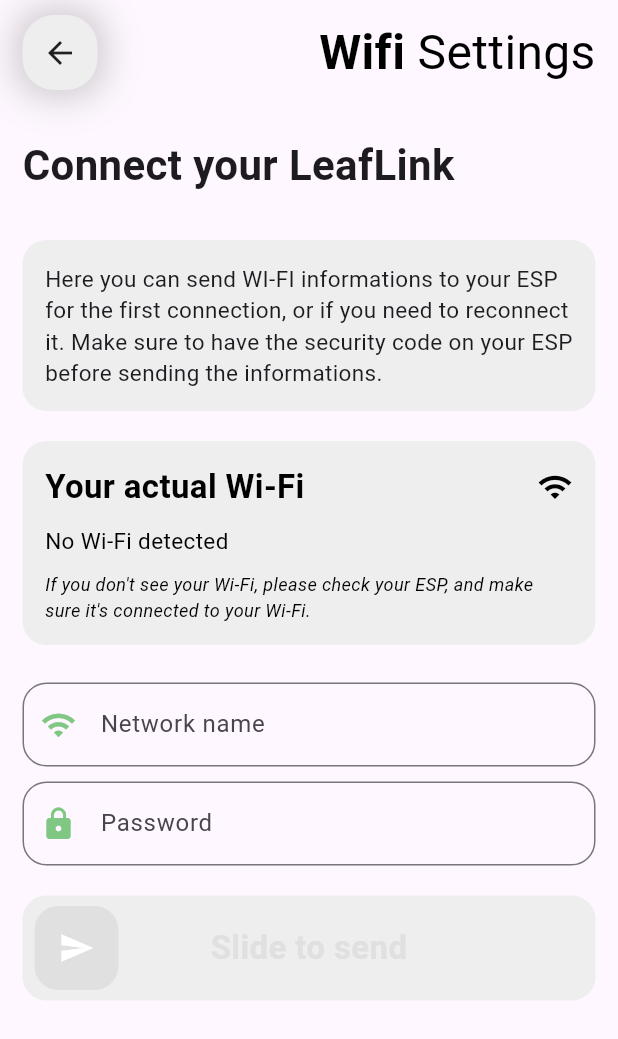
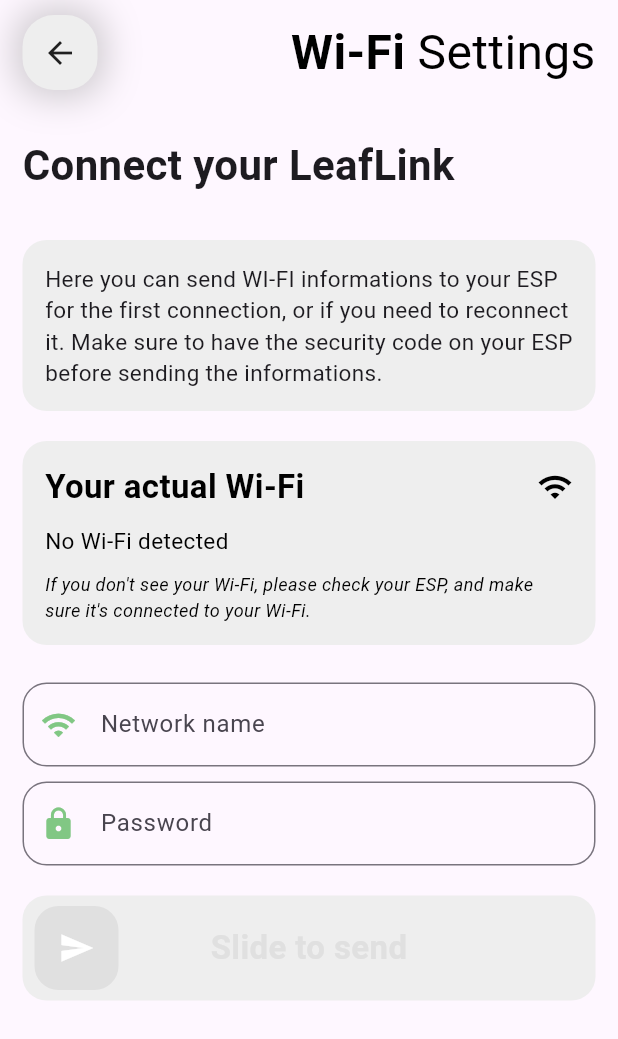
Before and after one commit to ArnaudCs/HAI931I-FlutterApp, a Flutter app: the WifiSettings screen opened directly, on a phone screen of 412 x 824 dp. Shown: the top 1039 px of the screen. Run offline on Flutter 3.47's test engine with Material 3 defaults, Android fonts, the phone set to English and light mode, and no system bars; drawn by our look-alikes of slide_to_act; our stand-ins replace connectivity_plus, curved_navigation_bar, firebase_core, geocoding, geolocator, get and 5 more; missing offline and left inert: network_info_plus; accounts and stored records are empty; network calls fail.

```diff
--- a/flutter_iot/lib/pages/temperature_page.dart
+++ b/flutter_iot/lib/pages/temperature_page.dart
@@ -67,9 +67,11 @@
                 ),
               ),
 
-              const SizedBox(height: 20),
+              const SizedBox(height: 10),
 
-              _dataFetched
+              Container(
+                padding: EdgeInsets.symmetric(horizontal: 25.0),
+                child: _dataFetched
                           ? _temperature != null
                               ? DataGauge(
                                   temperature: _temperature!.temperature.toInt().toDouble(),
@@ -82,6 +84,7 @@
                                 maxTreshold: 15,
                               )
                           : const CircularProgressIndicator(),
+              )
             ],
           ),
         ),
--- a/flutter_iot/lib/pages/treshold_settings.dart
+++ b/flutter_iot/lib/pages/treshold_settings.dart
@@ -1,5 +1,8 @@
+// ignore_for_file: unused_import
+
 import 'package:flutter/material.dart';
 import 'package:flutter_iot/utils/animation_dialog.dart';
+import 'package:flutter_iot/utils/settings_top_cards.dart';
 import 'package:flutter_iot/utils/simple_nav_top_bar.dart';
 import 'package:flutter_iot/utils/treshold_settings_card.dart';
 import 'package:http/http.dart' as http;
@@ -102,41 +105,11 @@
           child: Column(
             crossAxisAlignment: CrossAxisAlignment.start,
             children: [
-              const SimpleNavBar(
-                prefix: 'Treshold ',
-                suffix: 'Settings',
-              ),
-
-              const SizedBox(height: 30.0),
-
-              Padding(
-                padding: const EdgeInsets.symmetric(horizontal: 15.0), // Ajoutez un padding horizontal
-                child: Column(
-                  crossAxisAlignment: CrossAxisAlignment.start,
-                  children: [
-                    const Text(
-                      'Set your tresholds',
-                      style: TextStyle(
-                        fontSize: 28.0,
-                        fontWeight: FontWeight.bold,
-                      ),
-                    ),
-                    const SizedBox(height: 30),
-                    Container(
-                      padding: EdgeInsets.all(15.0),
-                      decoration: BoxDecoration(
-                        color: Colors.grey.shade200,
-                        borderRadius: BorderRadius.circular(16),
-                      ),
-                      child: const Text(
-                        'Here you can set the tresholds for your plant. If the humidity or brightness goes above or below the treshold, you will receive an alert.',
-                        style: TextStyle(
-                          fontSize: 15.0,
-                        ),
-                      ),
-                    ),
-                  ],
-                ),
+              const SettingTopCard(
+                navBarPrefix: 'My ',
+                navBarSuffix: 'Tresholds',
+                title: 'Set your thresholds',
+                subtitle: 'Here you can set the tresholds for your plant. If the humidity or brightness goes above or below the treshold, you will receive an alert.',
               ),
 
               const SizedBox(height: 20.0),
--- a/flutter_iot/lib/pages/wifi_settings.dart
+++ b/flutter_iot/lib/pages/wifi_settings.dart
@@ -2,6 +2,7 @@
 
 import 'package:flutter/material.dart';
 import 'package:flutter_iot/utils/animation_dialog.dart';
+import 'package:flutter_iot/utils/settings_top_cards.dart';
 import 'package:flutter_iot/utils/simple_nav_top_bar.dart';
 import 'package:flutter_iot/utils/text_fields.dart';
 import 'package:flutter_iot/utils/wifi_information_module.dart';
@@ -94,41 +95,11 @@
           child: Column(
             crossAxisAlignment: CrossAxisAlignment.start,
             children: [
-              const SimpleNavBar(
-                prefix: 'Wifi ',
-                suffix: 'Settings',
-              ),
-
-              const SizedBox(height: 30.0),
-
-              Padding(
-                padding: const EdgeInsets.symmetric(horizontal: 15.0), // Ajoutez un padding horizontal
-                child: Column(
-                  crossAxisAlignment: CrossAxisAlignment.start,
-                  children: [
-                    const Text(
-                      'Connect your LeafLink',
-                      style: TextStyle(
-                        fontSize: 28.0,
-                        fontWeight: FontWeight.bold,
-                      ),
-                    ),
-                    const SizedBox(height: 30),
-                    Container(
-                      padding: EdgeInsets.all(15.0),
-                      decoration: BoxDecoration(
-                        color: Colors.grey.shade200,
-                        borderRadius: BorderRadius.circular(16),
-                      ),
-                      child: const Text(
-                        'Here you can send WI-FI informations to your ESP for the first connection, or if you need to reconnect it. Make sure to have the security code on your ESP before sending the informations.',
-                        style: TextStyle(
-                          fontSize: 15.0,
-                        ),
-                      ),
-                    ),
-                  ],
-                ),
+              const SettingTopCard(
+                navBarPrefix: 'Wi-Fi ',
+                navBarSuffix: 'Settings',
+                title: 'Connect your LeafLink',
+                subtitle: 'Here you can send WI-FI informations to your ESP for the first connection, or if you need to reconnect it. Make sure to have the security code on your ESP before sending the informations.'
               ),
 
               SizedBox(height: 20.0),
--- /dev/null
+++ b/flutter_iot/lib/utils/settings_top_cards.dart
@@ -0,0 +1,61 @@
+import 'package:flutter/material.dart';
+import 'package:flutter_iot/utils/simple_nav_top_bar.dart';
+
+class SettingTopCard extends StatelessWidget {
+  final navBarPrefix;
+  final navBarSuffix;
+  final title;
+  final subtitle;
+
+  const SettingTopCard({
+    super.key,
+    required this.navBarPrefix,
+    required this.navBarSuffix,
+    required this.title,
+    required this.subtitle,
+  });
+
+  @override
+  Widget build(BuildContext context) {
+    return Column(
+      children: [
+        SimpleNavBar(
+          prefix: navBarPrefix,
+          suffix: navBarSuffix,
+        ),
+
+        const SizedBox(height: 30.0),
+
+        Padding(
+          padding: const EdgeInsets.symmetric(horizontal: 15.0), // Ajoutez un padding horizontal
+          child: Column(
+            crossAxisAlignment: CrossAxisAlignment.start,
+            children: [
+              Text(
+                title,
+                style: const TextStyle(
+                  fontSize: 28.0,
+                  fontWeight: FontWeight.bold,
+                ),
+              ),
+              const SizedBox(height: 30),
+              Container(
+                padding: EdgeInsets.all(15.0),
+                decoration: BoxDecoration(
+                  color: Colors.grey.shade200,
+                  borderRadius: BorderRadius.circular(16),
+                ),
+                child: Text(
+                  subtitle,
+                  style: const TextStyle(
+                    fontSize: 15.0,
+                  ),
+                ),
+              ),
+            ],
+          ),
+        ),
+      ],
+    );
+  }
+}
```
Lines whose indentation alone changed are shown as unchanged.
